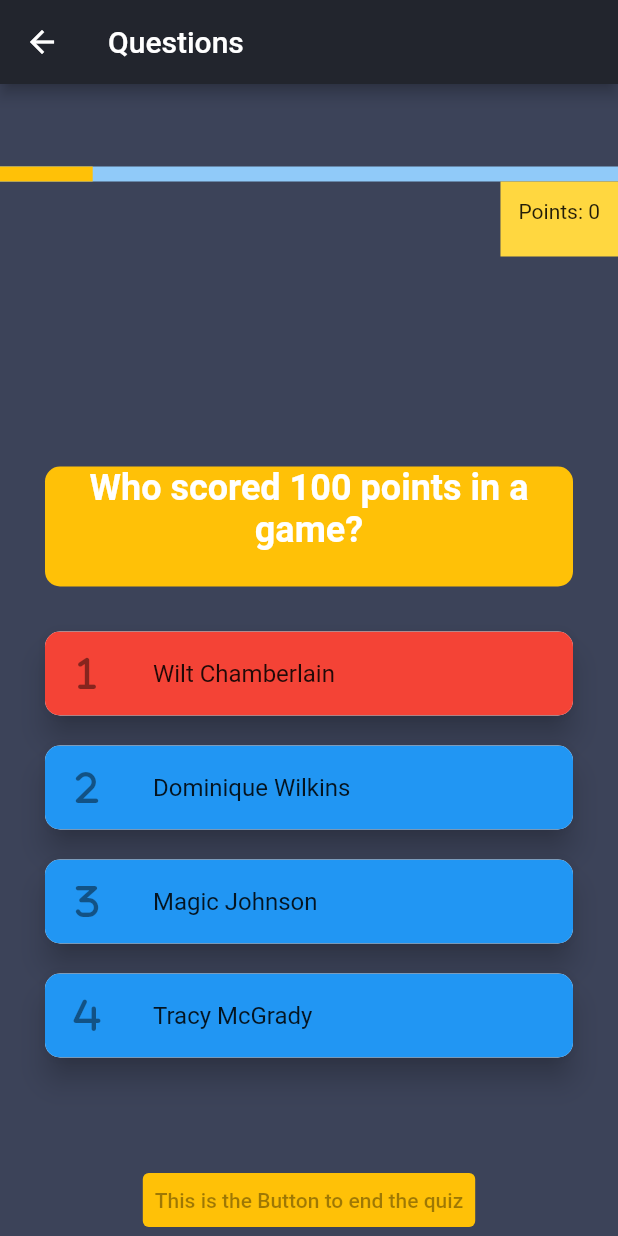
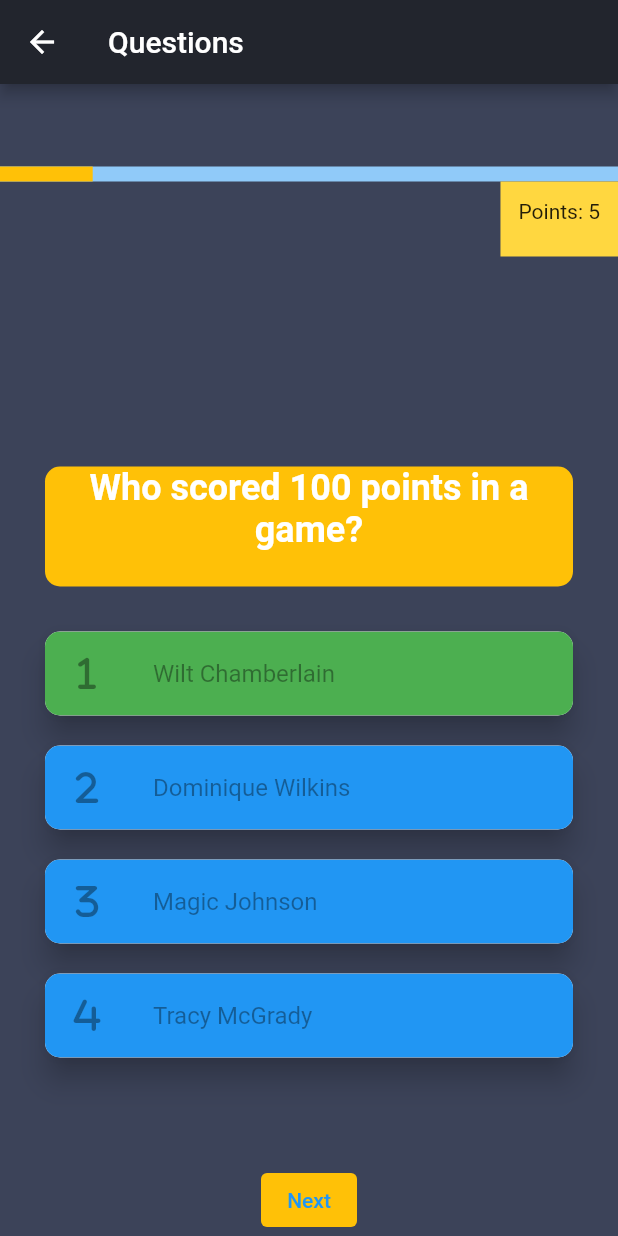
Before and after one commit to soulandbone/trivia_app, a Flutter app: the QuestionsScreen screen opened by its route, after a tap on an icon or button, on a phone screen of 412 x 824 dp. Run offline on Flutter 3.47's test engine with Material 2 defaults, Android fonts, the phone set to English and light mode, and no system bars; our stand-ins replace flutter_riverpod, font_awesome_flutter, gap.

```diff
--- a/lib/models/quiz_model.dart
+++ b/lib/models/quiz_model.dart
@@ -4,7 +4,7 @@ class QuizModel {
   final bool questionsEnabled;
 
   const QuizModel(
-      {this.currentPage = 1,
+      {this.currentPage = 0,
       this.currentPoints = 0,
       this.questionsEnabled =
           true}); //initialize State, Quiz is immutable because of final fields.
--- a/lib/providers/riverpod.dart
+++ b/lib/providers/riverpod.dart
@@ -1,4 +1,5 @@
 import 'package:flutter_riverpod/flutter_riverpod.dart';
+
 import '../models/quiz_model.dart';
 
 final quizProvider =
@@ -8,8 +9,19 @@ class QuizNotifier extends StateNotifier<QuizModel> {
   //QuizNotifier(super.state);
   QuizNotifier() : super(const QuizModel());
 
-  void checkAnswer() {
+  void correctAnswer() {
     final newPoints = state.currentPoints + 5;
+
     state = state.copy(currentPoints: newPoints, questionsEnabled: false);
   }
+
+  void wrongAnswer() {
+    state = state.copy(questionsEnabled: false);
+  }
+
+  void nextQuestion() {
+    final newPage = state.currentPage + 1;
+
+    state = state.copy(currentPage: newPage);
+  }
 }
--- a/lib/screens/questions_screen.dart
+++ b/lib/screens/questions_screen.dart
@@ -36,7 +36,7 @@ class QuestionsScreen extends StatelessWidget {
       appBar: AppBar(
         title: const Text('Questions'),
       ),
-      body: Quiz(questionIndex: 0, questionsAnswers: questionsAnswers),
+      body: Quiz(questionsAnswers: questionsAnswers),
     );
   }
 }
--- a/lib/widgets/answers.dart
+++ b/lib/widgets/answers.dart
@@ -32,9 +32,10 @@ class _AnswersState extends ConsumerState<Answers> {
       if ((widget.number + 1) == widget.answer) {
         // see to do it with enums. More Elegant.
         options = Options.pressedCorrect;
-        quiz.checkAnswer();
+        quiz.correctAnswer();
       } else {
         options = Options.pressedWrong;
+        quiz.wrongAnswer();
       }
     });
   }
@@ -55,9 +56,7 @@ class _AnswersState extends ConsumerState<Answers> {
       elevation: 8,
       child: ListTile(
         enabled: widget.enabled,
-        onTap: options == Options.unpressed
-            ? () => checkAnswer(ref)
-            : () => print('this happens after the button is pressed'),
+        onTap: () => checkAnswer(ref),
         shape: const RoundedRectangleBorder(
             borderRadius: BorderRadius.all(Radius.circular(10))),
         tileColor: options == Options.unpressed
--- a/lib/widgets/composed_widgets/quiz.dart
+++ b/lib/widgets/composed_widgets/quiz.dart
@@ -11,16 +11,15 @@ import '../question.dart';
 class Quiz extends ConsumerWidget {
   // has to be updated to be a ConsumerStatefulWidget
   final List<Map<String, dynamic>> questionsAnswers;
-  final int questionIndex;
 
   Quiz(
       {required this.questionsAnswers,
-      required this.questionIndex,
       super.key}); // change it so that its not needed in the constructor
 
   @override
   Widget build(BuildContext context, WidgetRef ref) {
-    final quiz = ref.watch(quizProvider);
+    final quizData = ref.watch(quizProvider);
+    final quizReader = ref.read(quizProvider.notifier);
 
     return Column(mainAxisAlignment: MainAxisAlignment.center, children: [
       const Gap(40),
@@ -32,29 +31,30 @@ class Quiz extends ConsumerWidget {
       const Gap(120),
       Center(
           child: Question(
-              question: '${questionsAnswers[questionIndex]['question']}')),
+              question:
+                  '${questionsAnswers[quizData.currentPage]['question']}')),
       Expanded(
         child: ListView.builder(
-          itemCount: questionsAnswers[questionIndex]['options']
+          itemCount: questionsAnswers[quizData.currentPage]['options']
               .length, // Need to see how to cycle through all the Questions with every new Screen. Needs to be dynamic
           itemBuilder: (context, index) {
             return Center(
                 child: Answers(
               number: index,
               optionText:
-                  '${questionsAnswers[questionIndex]['options']['${index + 1}']}',
-              answer: questionsAnswers[1]['answer'],
-              enabled: quiz
+                  '${questionsAnswers[quizData.currentPage]['options']['${index + 1}']}',
+              answer: questionsAnswers[quizData.currentPage]['answer'],
+              enabled: quizData
                   .questionsEnabled, // The '0' needs to be dynamic for every new page of trivia
             ));
           },
         ),
       ),
-      const TextButton(
-          style: ButtonStyle(
+      TextButton(
+          style: const ButtonStyle(
               backgroundColor: MaterialStatePropertyAll(Colors.amber)),
-          onPressed: null,
-          child: Text('This is the Button to end the quiz'))
+          onPressed: () => quizReader.nextQuestion,
+          child: const Text('Next'))
     ]);
   }
 }
--- a/lib/widgets/current_points.dart
+++ b/lib/widgets/current_points.dart
@@ -7,13 +7,13 @@ class CurrentPoints extends ConsumerWidget {
 
   @override
   Widget build(BuildContext context, WidgetRef ref) {
-    final quiz = ref.watch(quizProvider);
+    final quizData = ref.watch(quizProvider);
 
     return Container(
       padding: const EdgeInsets.all(12),
       height: 50,
       decoration: const BoxDecoration(color: Colors.amberAccent),
-      child: Text('Points: ${quiz.currentPoints}'),
+      child: Text('Points: ${quizData.currentPoints}'),
     );
   }
 }
```
